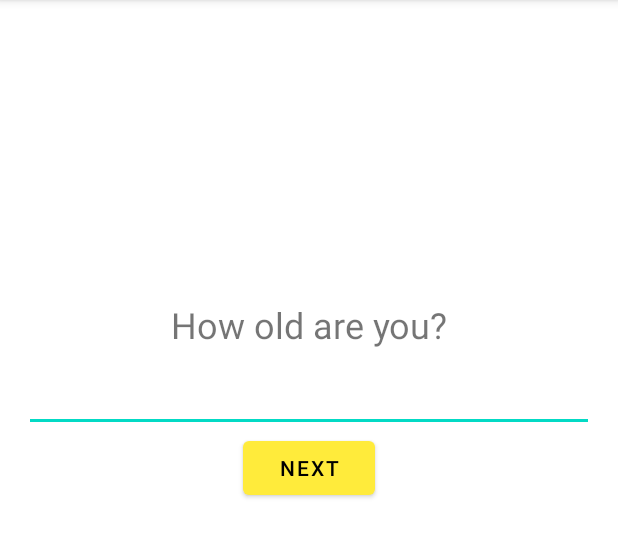
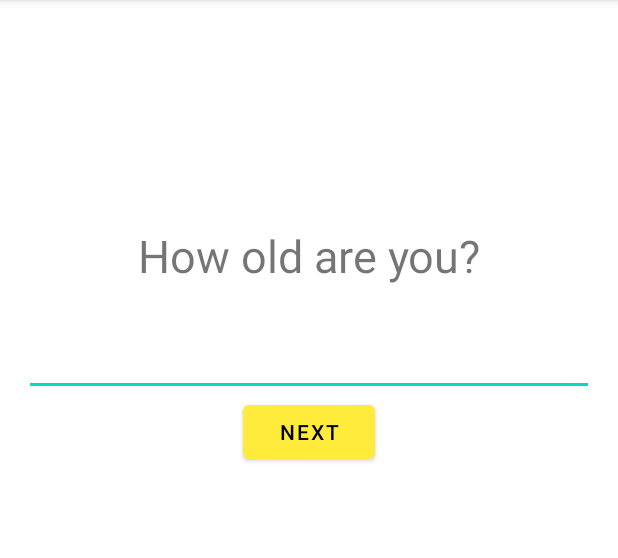
Before and after one commit to thaimac/COMP3415_Project, an Android app: the MainActivity screen opened directly, with no data from a screen before it, on a phone screen of 412 x 824 dp, the part 84-642 px from its top. Run offline under Robolectric (Android 15) with nearby library versions, the phone set to English and light mode, and no system bars.

Commit message:
Changed Layout

```diff
--- a/app/src/main/java/com/example/piebuilder/AppViewModel.kt
+++ b/app/src/main/java/com/example/piebuilder/AppViewModel.kt
@@ -23,6 +23,9 @@ class AppViewModel : ViewModel() {
     val currentQuestionText: Int
         get() = questionBank[currIndex].textResId
 
+    val questionOne: Int
+        get() = questionBank[0].textResId
+
     fun moveToNext() {
         currIndex++
     }
--- a/app/src/main/res/layout/activity_main.xml
+++ b/app/src/main/res/layout/activity_main.xml
@@ -12,20 +12,22 @@
         android:id="@+id/question_text_view"
         android:layout_width="match_parent"
         android:layout_height="wrap_content"
+        android:layout_centerHorizontal="true"
+        android:gravity="center"
+        android:paddingTop="150dp"
+        android:text="@string/question_age"
         android:textAlignment="center"
-        android:gravity="center"
-        android:textSize="24sp"
-        android:layout_centerHorizontal="true"
-        android:paddingTop="200dp"
-        android:text="@string/question_age" />
+        android:textSize="30sp" />
 
     <EditText
         android:id="@+id/user_input"
         android:layout_width="match_parent"
         android:layout_height="wrap_content"
         android:layout_below="@id/question_text_view"
-        android:paddingTop="20dp"
-        android:inputType="text" />
+        android:inputType="text"
+        android:paddingTop="30dp"
+        android:textSize="24sp"
+        tools:ignore="SpeakableTextPresentCheck" />
 
     <Button
         android:id="@+id/submit_input"
```
Also changed, not shown: app/src/main/java/com/example/piebuilder/MainActivity.kt (+10 -2 lines), app/src/main/res/layout/multiple_choice.xml (+7 -5 lines).
